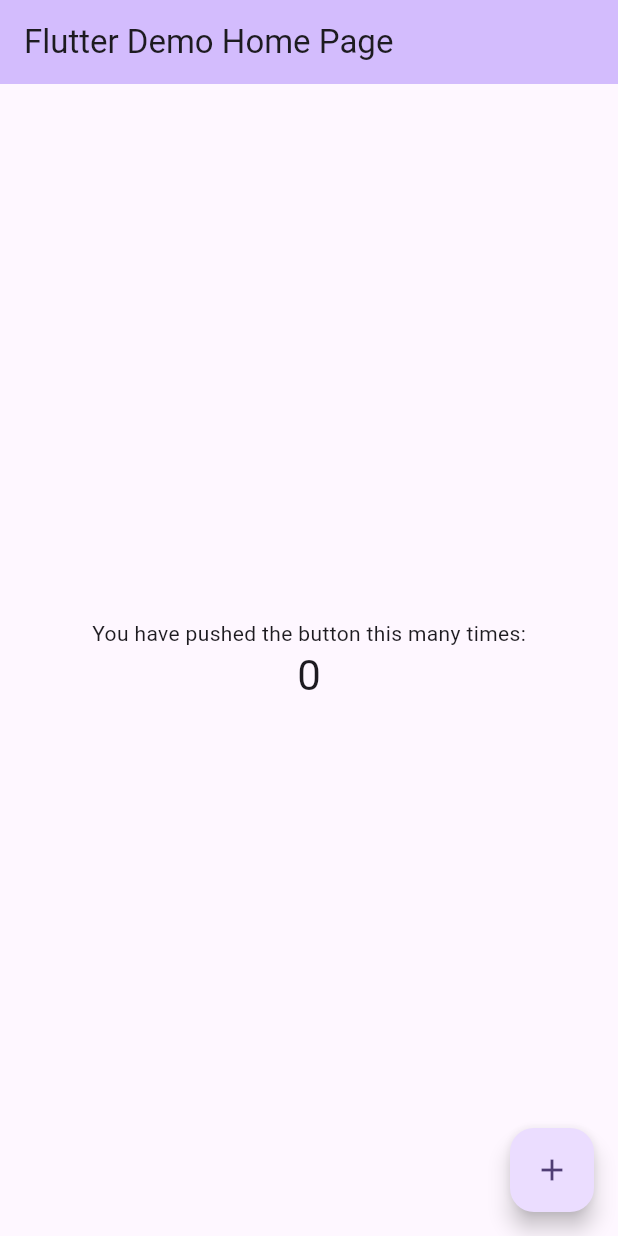
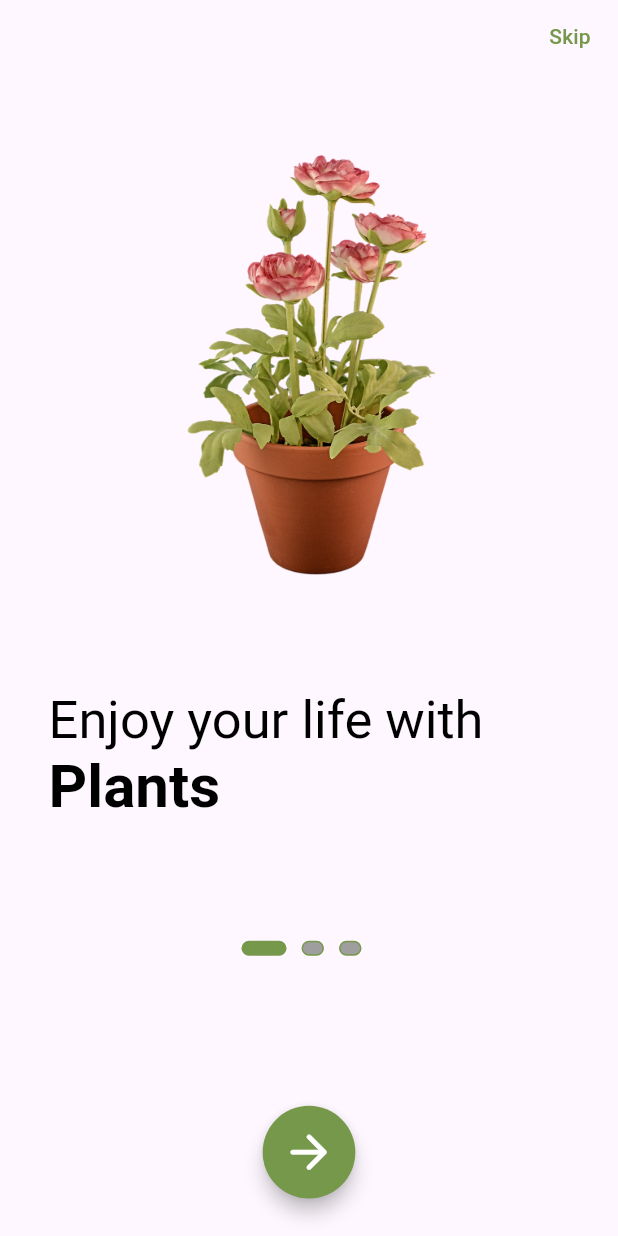
Before and after one commit to Danc-0/ui_challenge, a Flutter app: the screen it shows after launch, on a phone screen of 412 x 824 dp. Run offline on Flutter 3.47's test engine with Material 3 defaults, Android fonts, the phone set to English and light mode, and no system bars; our stand-ins replace bloc, equatable, flutter_bloc.

Commit message:
add onboarding screens

```diff
--- /dev/null
+++ b/lib/app/utils/string_values.dart
@@ -0,0 +1,3 @@
+class PlantStrings {
+  static const skip = "Skip";
+}
--- /dev/null
+++ b/lib/app/values/colors.dart
@@ -0,0 +1,7 @@
+import 'dart:ui';
+
+class PlantAppColors {
+  static const primaryColor = Color(0xFFFFFFFF);
+  static const secondaryColor = Color(0xFF000000);
+  static const primaryFeature = Color(0xFF76984b);
+}
--- /dev/null
+++ b/lib/app/values/images.dart
@@ -0,0 +1,5 @@
+class PlantImages {
+  static const plant1 = "assets/images/plant1.png";
+  static const plant2 = "assets/images/plant2.png";
+  static const plant3 = "assets/images/plant3.png";
+}
--- /dev/null
+++ b/lib/features/common/roundend_button.dart
@@ -0,0 +1,44 @@
+import 'package:flutter/material.dart';
+
+import '../../app/values/colors.dart';
+
+class RoundedButton extends StatelessWidget {
+  final Color color;
+  final IconData iconData;
+  final Function() onPressed;
+
+  const RoundedButton({
+    super.key,
+    this.color = PlantAppColors.primaryFeature,
+    this.iconData = Icons.arrow_forward_rounded,
+    required this.onPressed,
+  });
+
+  @override
+  Widget build(BuildContext context) {
+    return ElevatedButton(
+      onPressed: onPressed,
+      style: const ButtonStyle().copyWith(
+        backgroundColor: MaterialStateProperty.all<Color>(
+          PlantAppColors.primaryFeature,
+        ),
+        elevation: MaterialStateProperty.all<double>(5.0),
+        shape: MaterialStateProperty.all<OutlinedBorder>(
+          const CircleBorder(),
+        ),
+        iconSize: MaterialStateProperty.all<double>(
+          MediaQuery.of(context).size.height * 0.045,
+        ),
+        minimumSize: MaterialStateProperty.all<Size>(
+          Size.fromHeight(
+            MediaQuery.of(context).size.height * 0.075,
+          ),
+        ),
+      ),
+      child: Icon(
+        iconData,
+        color: Colors.white,
+      ),
+    );
+  }
+}
--- /dev/null
+++ b/lib/features/home_screen/home_screen.dart
@@ -0,0 +1,15 @@
+import 'package:flutter/material.dart';
+
+class HomeScreen extends StatefulWidget {
+  const HomeScreen({super.key});
+
+  @override
+  State<HomeScreen> createState() => _HomeScreenState();
+}
+
+class _HomeScreenState extends State<HomeScreen> {
+  @override
+  Widget build(BuildContext context) {
+    return const Placeholder();
+  }
+}
--- /dev/null
+++ b/lib/features/onboarding_screen/bloc/onboarding_cubit.dart
@@ -0,0 +1,16 @@
+import 'package:bloc/bloc.dart';
+import 'package:equatable/equatable.dart';
+
+part 'onboarding_state.dart';
+
+class OnboardingCubit extends Cubit<OnboardingState> {
+  OnboardingCubit() : super(OnboardingInitial());
+
+  pageChanged(int pageIndex) {
+    emit(
+      OnboardingPageChanged(
+        pageIndex: pageIndex,
+      ),
+    );
+  }
+}
--- /dev/null
+++ b/lib/features/onboarding_screen/bloc/onboarding_state.dart
@@ -0,0 +1,17 @@
+part of 'onboarding_cubit.dart';
+
+abstract class OnboardingState extends Equatable {}
+
+class OnboardingInitial extends OnboardingState {
+  @override
+  List<Object?> get props => throw UnimplementedError();
+}
+
+class OnboardingPageChanged extends OnboardingState {
+  final int pageIndex;
+
+  OnboardingPageChanged({this.pageIndex = 0});
+
+  @override
+  List<Object?> get props => [pageIndex];
+}
--- /dev/null
+++ b/lib/features/onboarding_screen/models/onboarding.dart
@@ -0,0 +1,6 @@
+class OnBoarding {
+  String? description;
+  String? imagePath;
+
+  OnBoarding({this.description, this.imagePath});
+}
--- /dev/null
+++ b/lib/features/onboarding_screen/onboarding_screen.dart
@@ -0,0 +1,126 @@
+import 'package:flutter/material.dart';
+import 'package:flutter_bloc/flutter_bloc.dart';
+import 'package:ui_challenge/app/utils/string_values.dart';
+import 'package:ui_challenge/app/values/images.dart';
+import 'package:ui_challenge/features/common/roundend_button.dart';
+import 'package:ui_challenge/features/onboarding_screen/widgets/dot_indicator.dart';
+import 'package:ui_challenge/features/onboarding_screen/widgets/onboarding_content_screen.dart';
+
+import '../../app/values/colors.dart';
+import '../home_screen/home_screen.dart';
+import 'bloc/onboarding_cubit.dart';
+import 'models/onboarding.dart';
+
+class OnBoardingScreen extends StatefulWidget {
+  static const routeName = 'onboarding_screen';
+
+  const OnBoardingScreen({super.key});
+
+  @override
+  State<OnBoardingScreen> createState() => _OnBoardingScreenState();
+}
+
+class _OnBoardingScreenState extends State<OnBoardingScreen> {
+  int _pageIndex = 0;
+  final PageController _pageController = PageController();
+  late List<OnBoarding> onBoardingData;
+
+  @override
+  void initState() {
+    super.initState();
+    onBoardingData = [
+      OnBoarding(
+        imagePath: PlantImages.plant1,
+        description: 'Enjoy your life with Plants',
+      ),
+      OnBoarding(
+        imagePath: PlantImages.plant2,
+        description: 'Trees for Life and Life for living animals',
+      ),
+      OnBoarding(
+        imagePath: PlantImages.plant3,
+        description: 'Build a community of Plant enthusiasts',
+      ),
+    ];
+  }
+
+  _skip() {
+    Navigator.of(context).pushReplacement(
+      MaterialPageRoute(
+        builder: (builder) => const HomeScreen(),
+      ),
+    );
+  }
+
+  @override
+  Widget build(BuildContext context) {
+    return Scaffold(
+      body: SafeArea(
+        child: BlocProvider(
+          create: (context) => OnboardingCubit(),
+          child: BlocConsumer<OnboardingCubit, OnboardingState>(
+            listener: (context, state) {
+              if (state is OnboardingPageChanged) {
+                _pageIndex = state.pageIndex;
+              }
+            },
+            builder: (context, state) {
+              return Column(
+                children: [
+                  Align(
+                    alignment: Alignment.topRight,
+                    child: TextButton(
+                      onPressed: () {
+                        _skip();
+                      },
+                      child: const Text(
+                        PlantStrings.skip,
+                        style: TextStyle(color: PlantAppColors.primaryFeature),
+                      ),
+                    ),
+                  ),
+                  Expanded(
+                    child: PageView.builder(
+                      controller: _pageController,
+                      onPageChanged: (index) {
+                        context.read<OnboardingCubit>().pageChanged(index);
+                      },
+                      itemCount: onBoardingData.length,
+                      itemBuilder: (context, index) {
+                        return OnBoardingContentScreen(
+                          image: onBoardingData[index].imagePath,
+                          pageDescription: onBoardingData[index].description,
+                        );
+                      },
+                    ),
+                  ),
+                  Row(
+                    crossAxisAlignment: CrossAxisAlignment.center,
+                    mainAxisAlignment: MainAxisAlignment.center,
+                    children: [
+                      ...List.generate(
+                        onBoardingData.length,
+                        (index) => Padding(
+                          padding: const EdgeInsets.only(right: 10.0),
+                          child: DotIndicator(
+                            isActive: _pageIndex == index,
+                          ),
+                        ),
+                      )
+                    ],
+                  ),
+                  Padding(
+                    padding: const EdgeInsets.only(top: 100, bottom: 25.0),
+                    child: RoundedButton(onPressed: () {
+                      _skip();
+                    }),
+                  )
+                ],
+              );
+            },
+          ),
+        ),
+      ),
+    );
+  }
+}
--- /dev/null
+++ b/lib/features/onboarding_screen/widgets/dot_indicator.dart
@@ -0,0 +1,28 @@
+import 'package:flutter/material.dart';
+import 'package:ui_challenge/app/values/colors.dart';
+
+class DotIndicator extends StatelessWidget {
+  final bool isActive;
+
+  const DotIndicator({
+    super.key,
+    this.isActive = false,
+  });
+
+  @override
+  Widget build(BuildContext context) {
+    return AnimatedContainer(
+      duration: const Duration(milliseconds: 500),
+      height: 10,
+      width: isActive ? 30 : 15,
+      decoration: BoxDecoration(
+          color: isActive ? PlantAppColors.primaryFeature : Colors.grey,
+          border: isActive
+              ? null
+              : Border.all(color: PlantAppColors.primaryFeature),
+          borderRadius: isActive
+              ? const BorderRadius.all(Radius.circular(15))
+              : BorderRadius.circular(10)),
+    );
+  }
+}
--- /dev/null
+++ b/lib/features/onboarding_screen/widgets/onboarding_content_screen.dart
@@ -0,0 +1,67 @@
+import 'package:flutter/material.dart';
+
+class OnBoardingContentScreen extends StatelessWidget {
+  final String? image;
+  final String? pageDescription;
+
+  const OnBoardingContentScreen({
+    super.key,
+    required this.image,
+    required this.pageDescription,
+  });
+
+  String getLastWord(String input) {
+    final RegExp pattern = RegExp(r'\b\w+\b');
+    final Iterable<Match> matches = pattern.allMatches(input);
+    if (matches.isNotEmpty) {
+      final lastMatch = matches.last;
+      return input.substring(lastMatch.start, lastMatch.end);
+    }
+    return '';
+  }
+
+  @override
+  Widget build(BuildContext context) {
+    return Padding(
+      padding: EdgeInsets.only(
+          left: MediaQuery.of(context).size.width * 0.03,
+          right: MediaQuery.of(context).size.width * 0.03),
+      child: Column(
+        children: [
+          Image.asset(
+            image!,
+            height: MediaQuery.of(context).size.height * 0.5,
+            width: MediaQuery.of(context).size.width * 0.5,
+          ),
+          Padding(
+            padding: const EdgeInsets.only(left: 20.0, right: 20),
+            child: RichText(
+              text: TextSpan(children: [
+                TextSpan(
+                  text: pageDescription?.replaceAll(
+                    getLastWord(pageDescription!),
+                    '',
+                  ),
+                  style: const TextStyle(
+                    color: Colors.black,
+                    fontSize: 35,
+                    // fontWeight: FontWeight.bold,
+                  ),
+                ),
+                TextSpan(
+                  text: getLastWord(pageDescription!),
+                  style: const TextStyle(
+                      color: Colors.black,
+                      fontSize: 40,
+                      fontWeight: FontWeight.bold
+                      // fontWeight: FontWeight.bold,
+                      ),
+                )
+              ]),
+            ),
+          ),
+        ],
+      ),
+    );
+  }
+}
--- a/lib/main.dart
+++ b/lib/main.dart
@@ -1,4 +1,5 @@
 import 'package:flutter/material.dart';
+import 'package:ui_challenge/features/onboarding_screen/onboarding_screen.dart';
 
 void main() {
   runApp(const MyApp());
@@ -7,119 +8,15 @@ void main() {
 class MyApp extends StatelessWidget {
   const MyApp({super.key});
 
-  // This widget is the root of your application.
   @override
   Widget build(BuildContext context) {
     return MaterialApp(
-      title: 'Flutter Demo',
+      debugShowCheckedModeBanner: false,
       theme: ThemeData(
-        // This is the theme of your application.
-        //
-        // TRY THIS: Try running your application with "flutter run". You'll see
-        // the application has a purple toolbar. Then, without quitting the app,
-        // try changing the seedColor in the colorScheme below to Colors.green
-        // and then invoke "hot reload" (save your changes or press the "hot
-        // reload" button in a Flutter-supported IDE, or press "r" if you used
-        // the command line to start the app).
-        //
-        // Notice that the counter didn't reset back to zero; the application
-        // state is not lost during the reload. To reset the state, use hot
-        // restart instead.
-        //
-        // This works for code too, not just values: Most code changes can be
-        // tested with just a hot reload.
         colorScheme: ColorScheme.fromSeed(seedColor: Colors.deepPurple),
         useMaterial3: true,
       ),
-      home: const MyHomePage(title: 'Flutter Demo Home Page'),
+      home: const OnBoardingScreen(),
     );
   }
 }
-
-class MyHomePage extends StatefulWidget {
-  const MyHomePage({super.key, required this.title});
-
-  // This widget is the home page of your application. It is stateful, meaning
-  // that it has a State object (defined below) that contains fields that affect
-  // how it looks.
-
-  // This class is the configuration for the state. It holds the values (in this
-  // case the title) provided by the parent (in this case the App widget) and
-  // used by the build method of the State. Fields in a Widget subclass are
-  // always marked "final".
-
-  final String title;
-
-  @override
-  State<MyHomePage> createState() => _MyHomePageState();
-}
-
-class _MyHomePageState extends State<MyHomePage> {
-  int _counter = 0;
-
-  void _incrementCounter() {
-    setState(() {
-      // This call to setState tells the Flutter framework that something has
-      // changed in this State, which causes it to rerun the build method below
-      // so that the display can reflect the updated values. If we changed
-      // _counter without calling setState(), then the build method would not be
-      // called again, and so nothing would appear to happen.
-      _counter++;
-    });
-  }
-
-  @override
-  Widget build(BuildContext context) {
-    // This method is rerun every time setState is called, for instance as done
-    // by the _incrementCounter method above.
-    //
-    // The Flutter framework has been optimized to make rerunning build methods
-    // fast, so that you can just rebuild anything that needs updating rather
-    // than having to individually change instances of widgets.
-    return Scaffold(
-      appBar: AppBar(
-        // TRY THIS: Try changing the color here to a specific color (to
-        // Colors.amber, perhaps?) and trigger a hot reload to see the AppBar
-        // change color while the other colors stay the same.
-        backgroundColor: Theme.of(context).colorScheme.inversePrimary,
-        // Here we take the value from the MyHomePage object that was created by
-        // the App.build method, and use it to set our appbar title.
-        title: Text(widget.title),
-      ),
-      body: Center(
-        // Center is a layout widget. It takes a single child and positions it
-        // in the middle of the parent.
-        child: Column(
-          // Column is also a layout widget. It takes a list of children and
-          // arranges them vertically. By default, it sizes itself to fit its
-          // children horizontally, and tries to be as tall as its parent.
-          //
-          // Column has various properties to control how it sizes itself and
-          // how it positions its children. Here we use mainAxisAlignment to
-          // center the children vertically; the main axis here is the vertical
-          // axis because Columns are vertical (the cross axis would be
-          // horizontal).
-          //
-          // TRY THIS: Invoke "debug painting" (choose the "Toggle Debug Paint"
-          // action in the IDE, or press "p" in the console), to see the
-          // wireframe for each widget.
-          mainAxisAlignment: MainAxisAlignment.center,
-          children: <Widget>[
-            const Text(
-              'You have pushed the button this many times:',
-            ),
-            Text(
-              '$_counter',
-              style: Theme.of(context).textTheme.headlineMedium,
-            ),
-          ],
-        ),
-      ),
-      floatingActionButton: FloatingActionButton(
-        onPressed: _incrementCounter,
-        tooltip: 'Increment',
-        child: const Icon(Icons.add),
-      ), // This trailing comma makes auto-formatting nicer for build methods.
-    );
-  }
-}
```
Also changed, not shown: pubspec.yaml (+13 -0 lines), assets/images/plant1.png (added), assets/images/plant2.png (added), assets/images/plant3.png (added), pubspec.lock.
